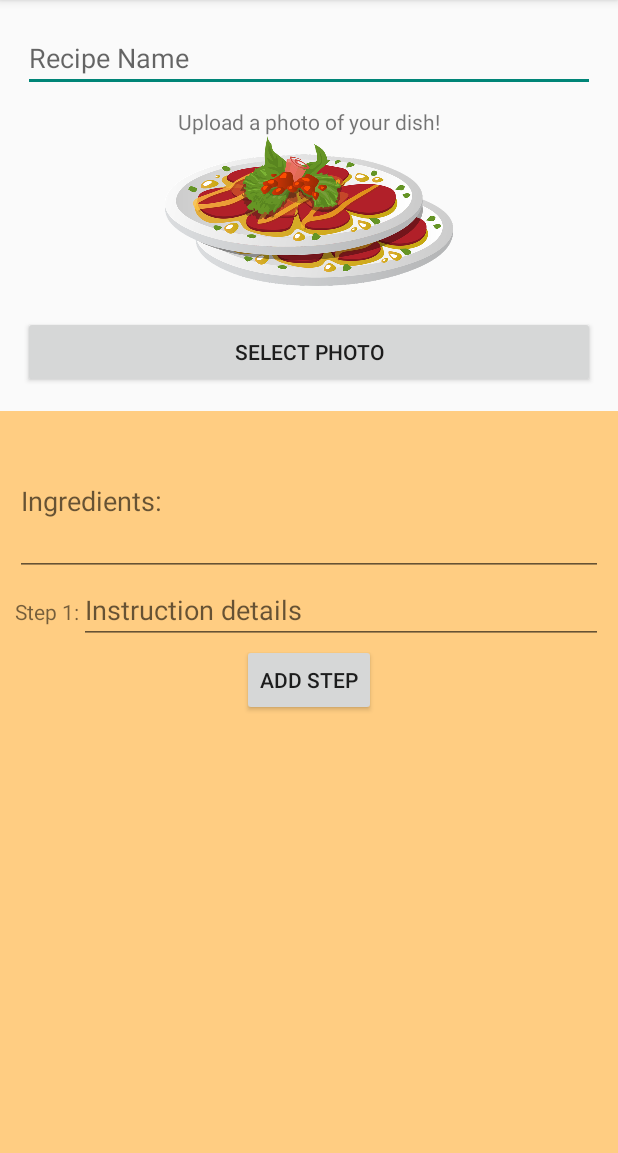
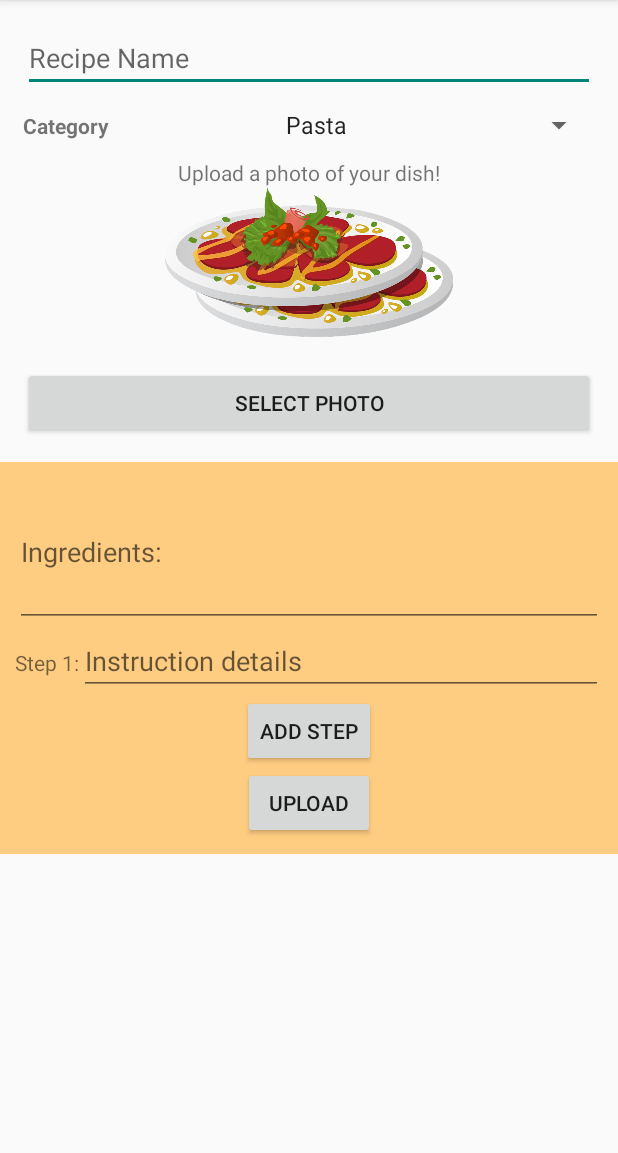
Before and after one commit to khion/recipematcher, an Android app: the UploadRecipeActivity screen opened directly, with no data from a screen before it, on a phone screen of 412 x 824 dp, the part 83-1236 px from its top. Run offline under Robolectric (Android 15) with nearby library versions, the phone set to English and light mode, and no system bars; our stand-ins replace Firebase (no records; nobody signed in at launch, a user with empty details on screens opened directly).

Commit message:
Add recipes to database with name, category, ingredients, score, and steps

```diff
--- a/app/build.gradle
+++ b/app/build.gradle
@@ -35,6 +35,7 @@ dependencies {
     implementation 'androidx.constraintlayout:constraintlayout:2.1.1'
     implementation 'com.google.firebase:firebase-auth:21.0.1'
     implementation 'com.google.firebase:firebase-database:20.0.2'
+    implementation 'com.google.firebase:firebase-firestore:24.0.0'
     testImplementation 'junit:junit:4.+'
     androidTestImplementation 'androidx.test.ext:junit:1.1.3'
     androidTestImplementation 'androidx.test.espresso:espresso-core:3.4.0'
--- a/app/src/main/java/ca/bcit/recipematcher/UploadRecipeActivity.java
+++ b/app/src/main/java/ca/bcit/recipematcher/UploadRecipeActivity.java
@@ -1,5 +1,6 @@
 package ca.bcit.recipematcher;
 
+import androidx.annotation.NonNull;
 import androidx.appcompat.app.ActionBar;
 import androidx.appcompat.app.AlertDialog;
 import androidx.appcompat.app.AppCompatActivity;
@@ -19,19 +20,33 @@ import android.view.View;
 import android.widget.Button;
 import android.widget.EditText;
 import android.widget.ImageView;
+import android.widget.Spinner;
 import android.widget.TableLayout;
 import android.widget.TableRow;
 import android.widget.TextView;
 
+import com.google.android.gms.tasks.OnFailureListener;
+import com.google.android.gms.tasks.OnSuccessListener;
+import com.google.firebase.firestore.DocumentReference;
+import com.google.firebase.firestore.FirebaseFirestore;
+
 import java.io.File;
 import java.io.FileOutputStream;
 import java.io.OutputStream;
+import java.util.ArrayList;
+import java.util.List;
 import java.util.Objects;
 
 public class UploadRecipeActivity extends AppCompatActivity {
+
     ImageView viewImage;
     Button selectImage;
+    Button uploadRecipe;
+    Spinner categorySpinner;
     int stepNum = 1;
+    List<EditText> stepsList;
+    FirebaseFirestore db = FirebaseFirestore.getInstance();
+
 
     @Override
     protected void onCreate(Bundle savedInstanceState) {
@@ -46,15 +61,76 @@ public class UploadRecipeActivity extends AppCompatActivity {
         assert actionBar != null;
         actionBar.setDisplayHomeAsUpEnabled(true);
 
+        stepsList = new ArrayList<>();
+
         // Image Selector
         selectImage = (Button) findViewById(R.id.btnSelectPhoto);
+        uploadRecipe = findViewById(R.id.btnUpload);
         viewImage = (ImageView) findViewById(R.id.viewImage);
+        categorySpinner = findViewById(R.id.category_spinner);
         selectImage.setOnClickListener(new View.OnClickListener() {
             @Override
             public void onClick(View v) {
                 selectImage();
             }
         });
+
+        uploadRecipe.setOnClickListener(new View.OnClickListener() {
+            @Override
+            public void onClick(View view) {
+                EditText recipeNameET = findViewById(R.id.upload_recipe_name_et);
+                EditText ingredientsET = findViewById(R.id.upload_recipe_ingredients_et);
+                EditText stepET = findViewById(R.id.upload_recipe_step1_et);
+                List<String> stepListStrings = new ArrayList<>();
+
+
+                String recipeName = recipeNameET.getText().toString();
+                String ingredients = ingredientsET.getText().toString();
+                String step = stepET.getText().toString();
+                String category = String.valueOf(categorySpinner.getSelectedItem());
+                stepListStrings.add(step);
+                for (EditText et: stepsList) {
+                    stepListStrings.add(et.getText().toString());
+                }
+                Recipe recipe = new Recipe(recipeName, ingredients, category, stepListStrings);
+                db.collection("recipes")
+                        .add(recipe)
+                        .addOnSuccessListener(new OnSuccessListener<DocumentReference>() {
+                            @Override
+                            public void onSuccess(DocumentReference documentReference) {
+                                Log.d("Tag", "DocumentSnapshot added with ID: " + documentReference.getId());
+                            }
+                        })
+                        .addOnFailureListener(new OnFailureListener() {
+                            @Override
+                            public void onFailure(@NonNull Exception e) {
+                                Log.w("Tag", "Error adding document", e);
+                            }
+                        });
+            }
+        });
+
+//        // Create a new user with a first and last name
+//        Map<String, Object> user = new HashMap<>();
+//        user.put("first", "Ada");
+//        user.put("last", "Lovelace");
+//        user.put("born", 1815);
+//
+//// Add a new document with a generated ID
+//        db.collection("users")
+//                .add(user)
+//                .addOnSuccessListener(new OnSuccessListener<DocumentReference>() {
+//                    @Override
+//                    public void onSuccess(DocumentReference documentReference) {
+//                        Log.d("Tag", "DocumentSnapshot added with ID: " + documentReference.getId());
+//                    }
+//                })
+//                .addOnFailureListener(new OnFailureListener() {
+//                    @Override
+//                    public void onFailure(@NonNull Exception e) {
+//                        Log.w("Tag", "Error adding document", e);
+//                    }
+//                });
     }
 
     @Override
@@ -160,6 +236,7 @@ public class UploadRecipeActivity extends AppCompatActivity {
         EditText recipeStepInput = new EditText(this);
         recipeStepInput.setLayoutParams(new TableRow.LayoutParams(TableRow.LayoutParams.WRAP_CONTENT, TableRow.LayoutParams.WRAP_CONTENT));
         recipeStepInput.setHint("Instruction details");
+        stepsList.add(recipeStepInput);
 
         // Add to instructions
         instructionRow.addView(recipeStepText);
--- a/app/src/main/res/layout/activity_upload_recipe.xml
+++ b/app/src/main/res/layout/activity_upload_recipe.xml
@@ -20,10 +20,38 @@
         android:orientation="vertical">
 
         <EditText
+            android:id="@+id/upload_recipe_name_et"
             android:layout_width="match_parent"
             android:layout_height="wrap_content"
             android:layout_marginBottom="10dp"
             android:hint="@string/recipe_name" />
+
+        <TableLayout
+            android:layout_width="match_parent"
+            android:layout_height="wrap_content"
+            android:stretchColumns="1">
+
+            <TableRow android:id="@+id/recipe_category_table">
+
+                <TextView
+                    android:layout_width="wrap_content"
+                    android:layout_height="wrap_content"
+                    android:text="@string/category_tv"
+                    android:textStyle="bold" />
+
+                <Spinner
+                    android:id="@+id/category_spinner"
+                    android:layout_width="match_parent"
+                    android:layout_height="wrap_content"
+                    android:layout_marginBottom="10dp"
+                    android:entries="@array/category_array"
+                    android:prompt="@string/category_prompt"
+                    android:spinnerMode="dialog"
+                    android:textAlignment="center" />
+            </TableRow>
+        </TableLayout>
+
+
 
         <TextView
             android:layout_width="wrap_content"
@@ -46,15 +74,19 @@
             android:text="@string/select_photo" />
     </LinearLayout>
 
+    <ScrollView
+        android:layout_width="match_parent"
+        android:layout_height="match_parent" >
 
         <LinearLayout
             android:layout_width="match_parent"
-        android:layout_height="match_parent"
+            android:layout_height="wrap_content"
             android:background="#FFCD82"
             android:orientation="vertical"
             android:padding="10dp">
 
             <EditText
+                android:id="@+id/upload_recipe_ingredients_et"
                 android:layout_width="match_parent"
                 android:layout_height="100dp"
                 android:hint="@string/ingredients" />
@@ -73,6 +105,7 @@
                         android:text="@string/step_1" />
 
                     <EditText
+                        android:id="@+id/upload_recipe_step1_et"
                         android:layout_width="wrap_content"
                         android:layout_height="wrap_content"
                         android:hint="@string/recipe_instructions" />
@@ -85,7 +118,15 @@
                 android:layout_gravity="center"
                 android:onClick="onAddStepClick"
                 android:text="@string/add_step" />
+
+            <Button
+                android:id="@+id/btnUpload"
+                android:layout_width="wrap_content"
+                android:layout_height="wrap_content"
+                android:layout_gravity="center"
+                android:text="@string/upload_button_text" />
         </LinearLayout>
 
+    </ScrollView>
 
 </LinearLayout>
--- a/app/src/main/res/values/strings.xml
+++ b/app/src/main/res/values/strings.xml
@@ -10,13 +10,6 @@
     <string name="auth_failed">Authentication failed, check your email and password or sign up</string>
     <string name="minimum_password">Password too short, enter minimum 6 characters!</string>
 
-    <string name="recipe_name">Recipe Name</string>
-    <string name="recipe_instructions">Instruction details</string>
-    <string name="add_step">add step</string>
-    <string name="step_1">Step 1:</string>
-    <string name="upload_dish_text">Upload a photo of your dish!</string>
-    <string name="select_photo">Select photo</string>
-    <string name="ingredients">Ingredients:</string>
     <string name="upload_a_recipe">Upload a recipe</string>
     <string name="password_hint">Password</string>
     <string name="login_text">Sign In</string>
@@ -25,5 +18,24 @@
     <string name="signup_button_text">Sign Up</string>
     <string name="login_prompt">Already have an account?</string>
 
+    <!--Upload Recipe Activity-->
+    <string name="recipe_name">Recipe Name</string>
+    <string name="upload_dish_text">Upload a photo of your dish!</string>
+    <string name="select_photo">Select photo</string>
+    <string name="ingredients">Ingredients:</string>
+    <string name="step_1">Step 1:</string>
+    <string name="recipe_instructions">Instruction details</string>
+    <string name="add_step">add step</string>
+    <string name="upload_button_text">Upload</string>
+    <string name="category_tv">Category</string>
+    <string name="category_prompt">Choose a Category</string>
+    <string-array name="category_array">
+        <item>Pasta</item>
+        <item>Asian</item>
+        <item>Main</item>
+        <item>Dessert</item>
+        <item>Hot</item>
+        <item>Cold</item>
+    </string-array>
 
 </resources>
```
Also changed, not shown: app/src/main/java/ca/bcit/recipematcher/Recipe.java (added, +42 -0 lines). Lines whose indentation alone changed are shown as unchanged.
